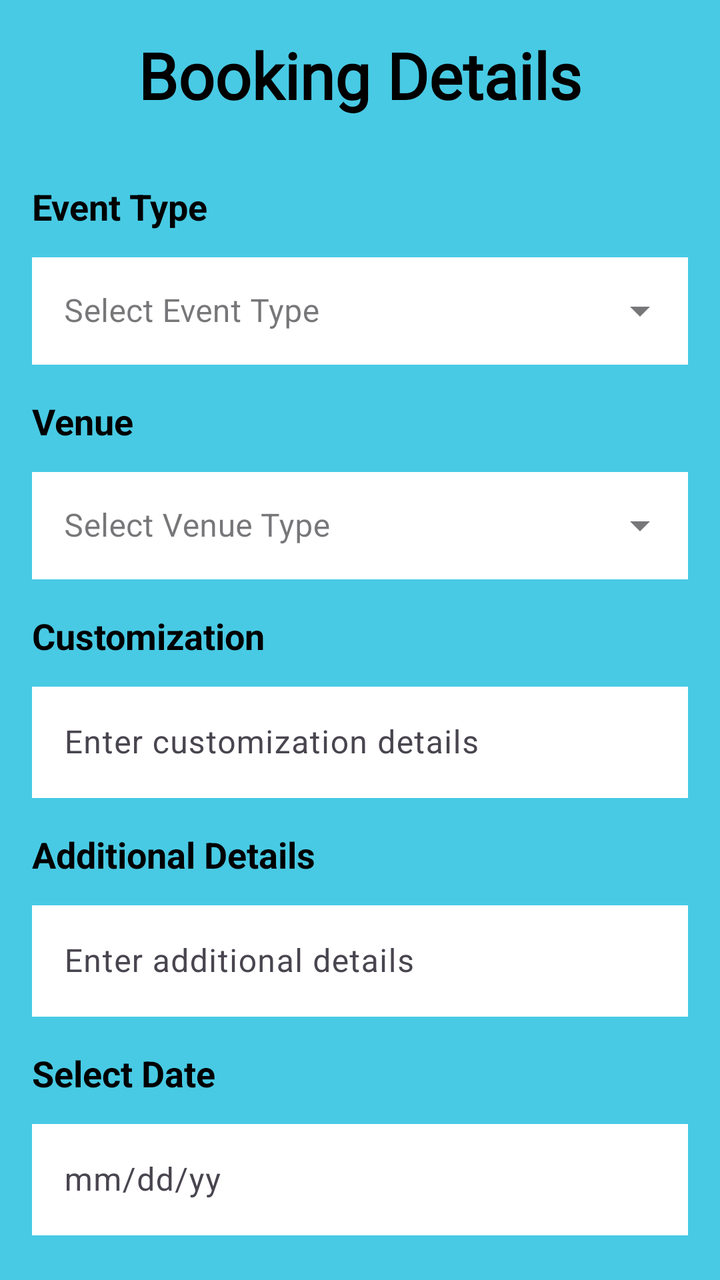
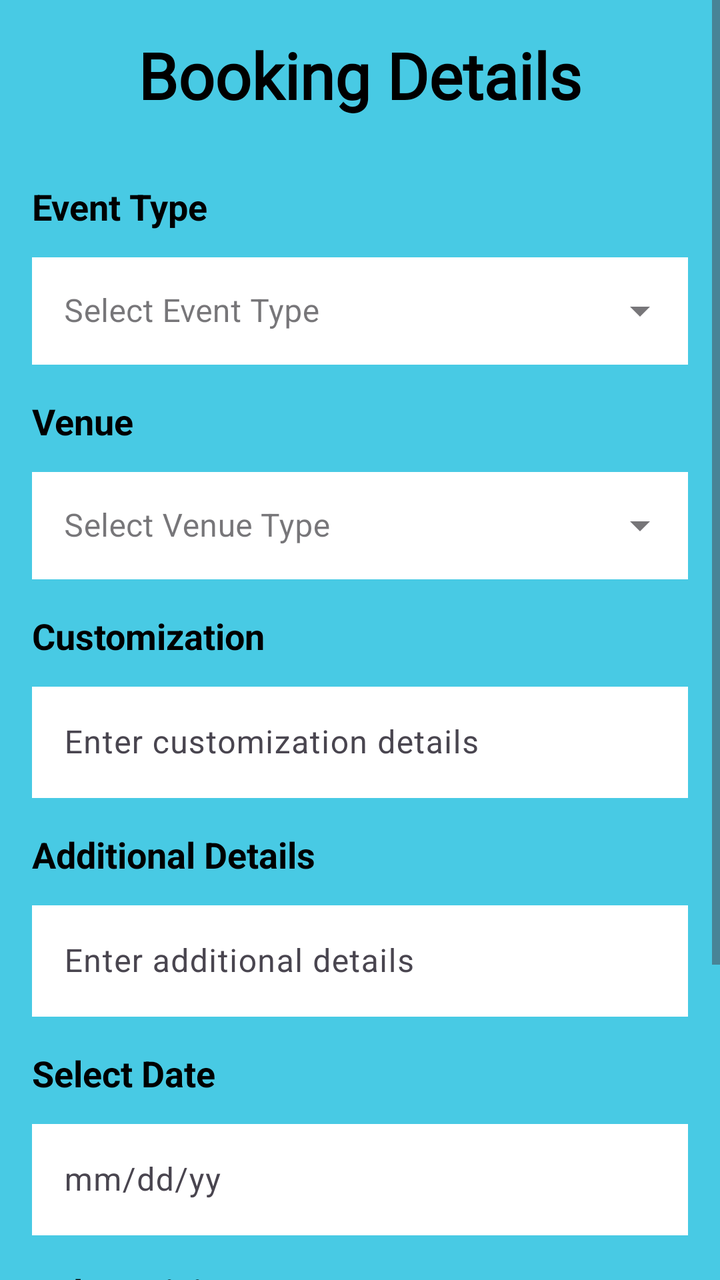

Two renders of the same Android screen: before a commit and after it. Below are the layout's source before the change and the commit's diff.
<!-- AndroidManifest.xml: application theme Theme.VenueVista -->
<!-- res/layout/activity_booking_details.xml -->
<LinearLayout xmlns:android="http://schemas.android.com/apk/res/android"
    xmlns:app="http://schemas.android.com/apk/res-auto"
    android:layout_width="match_parent"
    android:layout_height="match_parent"
    android:orientation="vertical"
    android:padding="16dp"
    android:background="@color/lightblue">


    
    <TextView
        android:layout_width="wrap_content"
        android:layout_height="wrap_content"
        android:text="Booking Details"
        android:textSize="32sp"
        android:textStyle="bold"
        android:layout_gravity="center_horizontal"
        android:layout_marginBottom="16dp"
        android:textColor="@color/black"
        android:fontFamily="@font/bree_serif"/>


    
    <TextView
        android:layout_width="wrap_content"
        android:layout_height="wrap_content"
        android:text="Event Type"
        android:textSize="18sp"
        android:textStyle="bold"
        android:layout_marginTop="16dp"
        android:layout_marginBottom="8dp"
        android:textColor="@color/black"/>

    <com.google.android.material.textfield.TextInputLayout
        android:layout_width="match_parent"
        android:layout_height="wrap_content"
        android:hint="Select Event Type"
        app:hintTextColor="@color/black"
        android:layout_margin="0dp"
        style="@style/Widget.MaterialComponents.TextInputLayout.OutlinedBox.ExposedDropdownMenu">

        <AutoCompleteTextView
            android:id="@+id/etEventType"
            android:layout_width="match_parent"
            android:layout_height="wrap_content"
            android:textColor="@color/black"
            android:background="@color/white"
            android:inputType="none"
            android:padding="16dp"/>
    </com.google.android.material.textfield.TextInputLayout>


    
    <TextView
        android:layout_width="wrap_content"
        android:layout_height="wrap_content"
        android:text="Venue"
        android:textSize="18sp"
        android:textStyle="bold"
        android:layout_marginTop="16dp"
        android:layout_marginBottom="8dp"
        android:textColor="@color/black"/>

    <com.google.android.material.textfield.TextInputLayout
        android:layout_width="match_parent"
        android:layout_height="wrap_content"
        android:hint="Select Venue Type"
        app:hintTextColor="@color/black"
        android:layout_margin="0dp"
        style="@style/Widget.MaterialComponents.TextInputLayout.OutlinedBox.ExposedDropdownMenu">

        <AutoCompleteTextView
            android:id="@+id/etVenue"
            android:layout_width="match_parent"
            android:layout_height="wrap_content"
            android:textColor="@color/black"
            android:background="@color/white"
            android:inputType="none"
            android:padding="16dp"/>
    </com.google.android.material.textfield.TextInputLayout>

    
    <TextView
        android:layout_width="wrap_content"
        android:layout_height="wrap_content"
        android:text="Customization"
        android:textSize="18sp"
        android:textStyle="bold"
        android:layout_marginTop="16dp"
        android:layout_marginBottom="8dp"
        android:textColor="@color/black"/>

    <com.google.android.material.textfield.TextInputLayout
        android:layout_width="match_parent"
        android:layout_height="wrap_content"
        android:hint="Enter customization details"
        app:hintTextColor="@color/black">

        <com.google.android.material.textfield.TextInputEditText
            android:id="@+id/etCustomization"
            android:layout_width="match_parent"
            android:layout_height="wrap_content"
            android:inputType="text"
            android:textColor="@color/black"
            android:background="@color/white" />
    </com.google.android.material.textfield.TextInputLayout>

    
    <TextView
        android:layout_width="wrap_content"
        android:layout_height="wrap_content"
        android:text="Additional Details"
        android:textSize="18sp"
        android:textStyle="bold"
        android:layout_marginTop="16dp"
        android:layout_marginBottom="8dp"
        android:textColor="@color/black"/>

    <com.google.android.material.textfield.TextInputLayout
        android:layout_width="match_parent"
        android:layout_height="wrap_content"
        android:hint="Enter additional details"
        app:hintTextColor="@color/black">

        <com.google.android.material.textfield.TextInputEditText
            android:id="@+id/etDetails"
            android:layout_width="match_parent"
            android:layout_height="wrap_content"
            android:inputType="text"
            android:textColor="@color/black"
            android:background="@color/white" />
    </com.google.android.material.textfield.TextInputLayout>

    
    <TextView
        android:layout_width="wrap_content"
        android:layout_height="wrap_content"
        android:text="Select Date"
        android:textSize="18sp"
        android:textStyle="bold"
        android:layout_marginTop="16dp"
        android:layout_marginBottom="8dp"
        android:textColor="@color/black"/>

    <com.google.android.material.textfield.TextInputLayout
        android:layout_width="match_parent"
        android:layout_height="wrap_content"
        android:hint="mm/dd/yy"
        app:hintTextColor="@color/black">

        
        <TextView
            android:layout_width="wrap_content"
            android:layout_height="wrap_content"
            android:text="Select Visitors"
            android:textSize="18sp"
            android:textStyle="bold"
            android:layout_marginTop="16dp"
            android:layout_marginBottom="8dp"
            android:textColor="@color/black"/>

        <com.google.android.material.textfield.TextInputEditText
            android:id="@+id/etDate"
            android:layout_width="match_parent"
            android:layout_height="wrap_content"
            android:inputType="date"
            android:textColor="@color/black"
            android:background="@color/white" />
    </com.google.android.material.textfield.TextInputLayout>

    <com.google.android.material.textfield.TextInputLayout
        android:layout_width="match_parent"
        android:layout_height="wrap_content"
        android:hint="Enter number of visitors"
        app:hintTextColor="@color/black">

        
        <com.google.android.material.textfield.TextInputEditText
            android:id="@+id/etVisitors"
            android:layout_width="match_parent"
            android:layout_height="wrap_content"
            android:inputType="date"
            android:textColor="@color/black"
            android:background="@color/white" />
    </com.google.android.material.textfield.TextInputLayout>

    
        <Button
            android:id="@+id/btnCalculatePrice"
            android:layout_width="wrap_content"
            android:layout_height="wrap_content"
            android:backgroundTint="@color/lighterblue"
            android:text="Calculate Price"
            android:textColor="@android:color/white"
            android:layout_marginLeft="120dp"
            android:layout_marginTop="10dp"/>

        <Button
            android:id="@+id/btnConfirm"
            android:layout_width="wrap_content"
            android:layout_height="wrap_content"
            android:layout_gravity="center"
            android:backgroundTint="@color/lighterblue"
            android:text="Confirm"
            android:textColor="@android:color/white" />



    
    <LinearLayout
        android:id="@+id/layoutPriceCalculation"
        android:layout_width="match_parent"
        android:layout_height="wrap_content"
        android:orientation="vertical"
        android:visibility="gone"
        android:layout_marginTop="16dp">

        <TextView
            android:id="@+id/tvTotalPrice"
            android:layout_width="wrap_content"
            android:layout_height="wrap_content"
            android:text="Total Amount:"
            android:textSize="18sp"
            android:textStyle="bold"
            android:textColor="@color/black"/>

    </LinearLayout>
</LinearLayout>
<!-- resources referenced by this layout -->
<resources>
  <color name="black">#FF000000</color>
  <color name="lightblue">#48CAE4</color>
  <color name="lighterblue">#4886E4</color>
  <color name="white">#FFFFFFFF</color>
  <style name="Theme.VenueVista" parent="Base.Theme.VenueVista" />
  <style name="Base.Theme.VenueVista" parent="Theme.Material3.DayNight.NoActionBar">
          
          <item name="colorPrimary">@color/blue</item> 
          <item name="colorButtonNormal">@color/lightblue</item> 
          <item name="colorSecondary">@color/black</item> 
          <item name="colorSecondaryContainer">@color/white</item>
          <item name="buttonIconTint">@color/lighterblue</item> 
      </style>
  <color name="blue">#0077B6</color>
</resources>

<!-- the commit's change to res/layout/activity_booking_details.xml (unified diff, before → after) -->
@@ -1,4 +1,9 @@
-<LinearLayout xmlns:android="http://schemas.android.com/apk/res/android"
+<ScrollView xmlns:android="http://schemas.android.com/apk/res/android"
+    android:layout_width="match_parent"
+    android:layout_height="match_parent"
+    android:background="@color/lightblue">
+
+<LinearLayout
     xmlns:app="http://schemas.android.com/apk/res-auto"
     android:layout_width="match_parent"
     android:layout_height="match_parent"
@@ -226,3 +231,4 @@
 
     </LinearLayout>
 </LinearLayout>
+</ScrollView>
